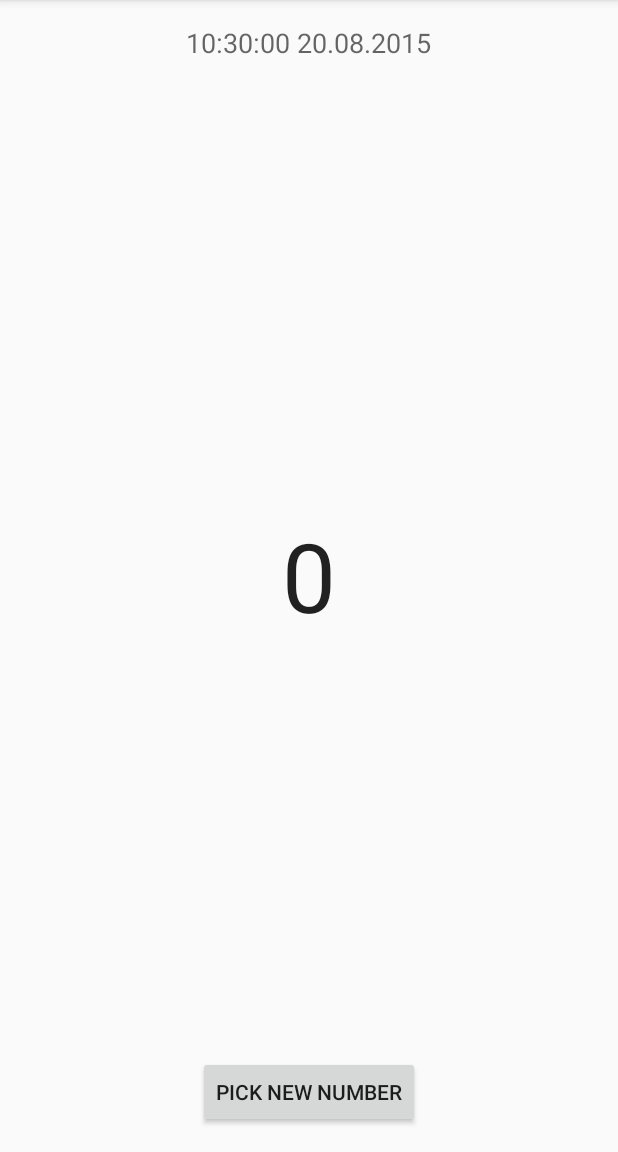
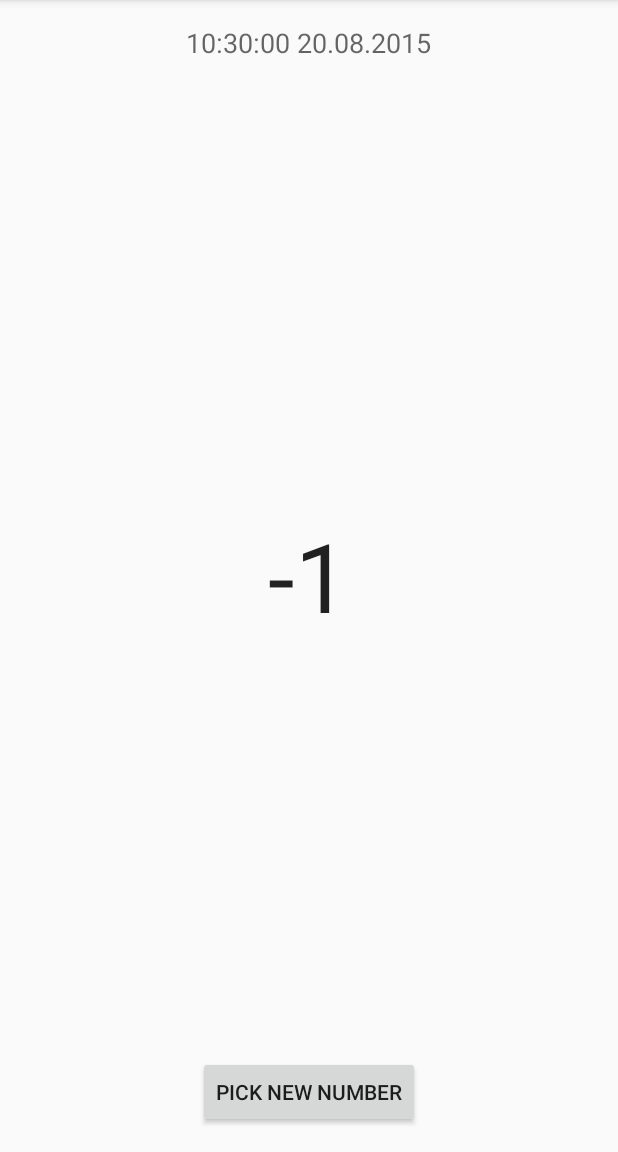
Before and after one commit to Fisiu/MagicNumber, an Android app: the screen it shows after launch (MainActivity), on a phone screen of 412 x 824 dp, the part 84-1236 px from its top. Run offline under Robolectric (Android 15) with nearby library versions, the phone set to English and light mode, and no system bars; 1 statement that could not run was skipped.

Commit message:
Do fancy stuff before showing a real reasult.

```diff
--- a/app/src/main/java/pl/fidano/magicnumber/MainActivity.java
+++ b/app/src/main/java/pl/fidano/magicnumber/MainActivity.java
@@ -2,6 +2,7 @@ package pl.fidano.magicnumber;
 
 import android.os.AsyncTask;
 import android.os.Bundle;
+import android.os.CountDownTimer;
 import android.support.v7.app.AppCompatActivity;
 import android.view.Menu;
 import android.view.MenuItem;
@@ -19,11 +20,12 @@ import java.net.HttpURLConnection;
 import java.net.URL;
 import java.text.SimpleDateFormat;
 import java.util.Date;
+import java.util.Random;
 
 public class MainActivity extends AppCompatActivity implements View.OnClickListener {
 
     private static final String REMOTE_URL = "http://sluchaj.radiooswiecim.pl:8000/status-json.xsl";
-    private TextView timestamp, lucky;
+    private TextView timestamp;
     private Button roll;
 
     private SimpleDateFormat sdf = new SimpleDateFormat("HH:mm:ss dd.MM.yyyy");
@@ -61,7 +63,6 @@ public class MainActivity extends AppCompatActivity implements View.OnClickListe
 
     private void initControls() {
         timestamp = (TextView) findViewById(R.id.timestamp);
-        lucky = (TextView) findViewById(R.id.lucky);
         roll = (Button) findViewById(R.id.roll);
         roll.setOnClickListener(this);
     }
@@ -84,6 +85,8 @@ public class MainActivity extends AppCompatActivity implements View.OnClickListe
 
     public class StatusHandler extends AsyncTask<String, Void, Integer> {
 
+        private static final int IDLE_LISTENERS = 1; // how many static listeners, ie. icecast or so
+
         @Override
         protected Integer doInBackground(String... params) {
 
@@ -104,14 +107,24 @@ public class MainActivity extends AppCompatActivity implements View.OnClickListe
             } catch (Exception e) {
                 Toast.makeText(getApplicationContext(), "Error while geting data.", Toast.LENGTH_SHORT).show();
             }
-            return listeners;
+            return listeners - IDLE_LISTENERS;
         }
 
         @Override
-        protected void onPostExecute(Integer result) {
-            TextView lucky = (TextView) findViewById(R.id.lucky);
-            lucky.setText(result.toString());
+        protected void onPostExecute(final Integer result) {
+            final Random rnd = new Random();
+            final TextView lucky = (TextView) findViewById(R.id.lucky);
+            new CountDownTimer(3000, 70) {
+                @Override
+                public void onTick(long millisUntilFinished) {
+                    lucky.setText(""+rnd.nextInt(100));
+                }
+
+                @Override
+                public void onFinish() {
+                   lucky.setText(result.toString());
+                }
+            }.start();
         }
     }
-
 }
```
